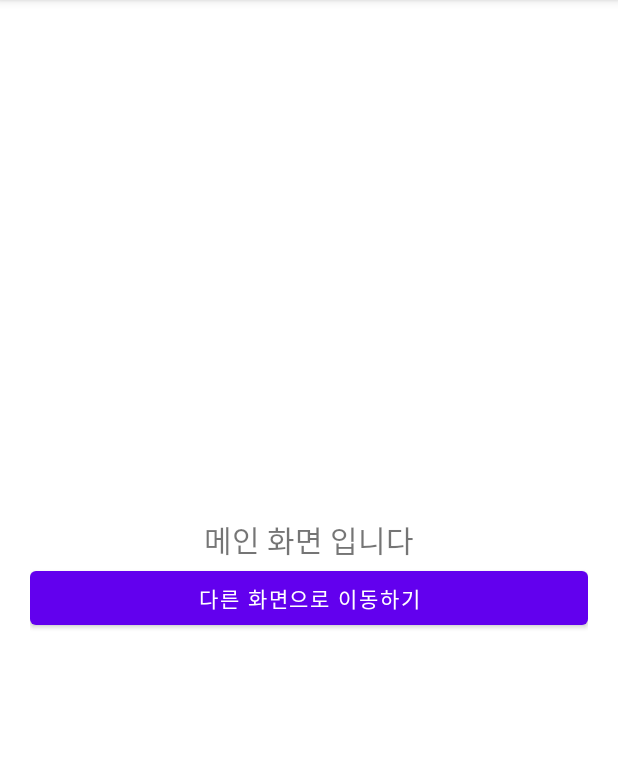
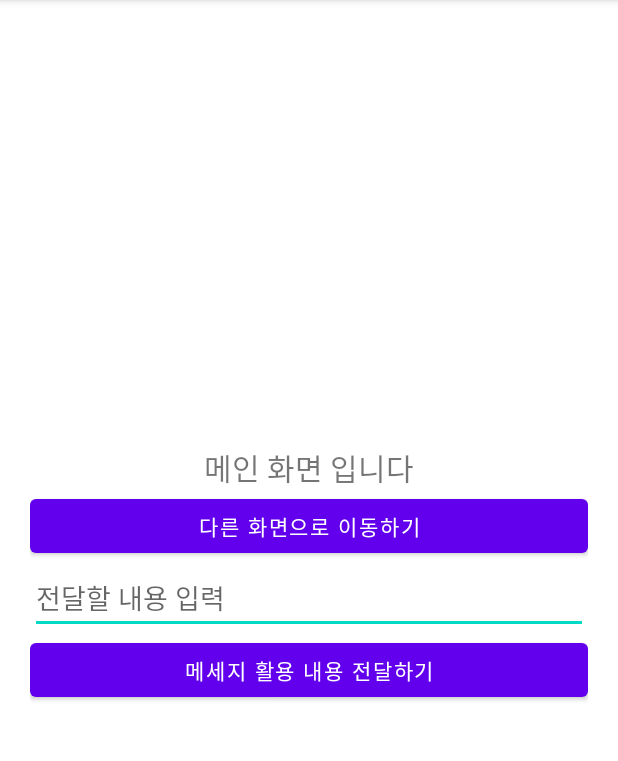
Before and after one commit to dani9210/Intent_20210829, an Android app: the screen it shows after launch (MainActivity), on a phone screen of 412 x 824 dp, the part 84-845 px from its top. Run offline under Robolectric (Android 15) with nearby library versions, the phone set to English and light mode, and no system bars.

```diff
--- a/app/src/main/AndroidManifest.xml
+++ b/app/src/main/AndroidManifest.xml
@@ -9,6 +9,9 @@
         android:roundIcon="@mipmap/ic_launcher_round"
         android:supportsRtl="true"
         android:theme="@style/Theme.Intent_20210829">
+        <activity
+            android:name=".ViewMessageActivity"
+            android:exported="true" />
         <activity
             android:name=".OtherActivity"
             android:exported="true" />
--- a/app/src/main/res/layout/activity_main.xml
+++ b/app/src/main/res/layout/activity_main.xml
@@ -21,6 +21,19 @@
         android:layout_height="wrap_content"
         android:text="다른 화면으로 이동하기"/>
 
+    <EditText
+        android:layout_width="match_parent"
+        android:layout_height="wrap_content"
+        android:hint="전달할 내용 입력"/>
+
+    <Button
+        android:layout_width="match_parent"
+        android:layout_height="wrap_content"
+        android:text="메세지 활용 내용 전달하기"/>
+
+
+
+
 
 
 </LinearLayout>
```
Also changed, not shown: app/src/main/java/com/nepplus/intent_20210829/ViewMessageActivity.kt (added, +11 -0 lines), app/src/main/res/layout/activity_view_message.xml (added, +18 -0 lines).
